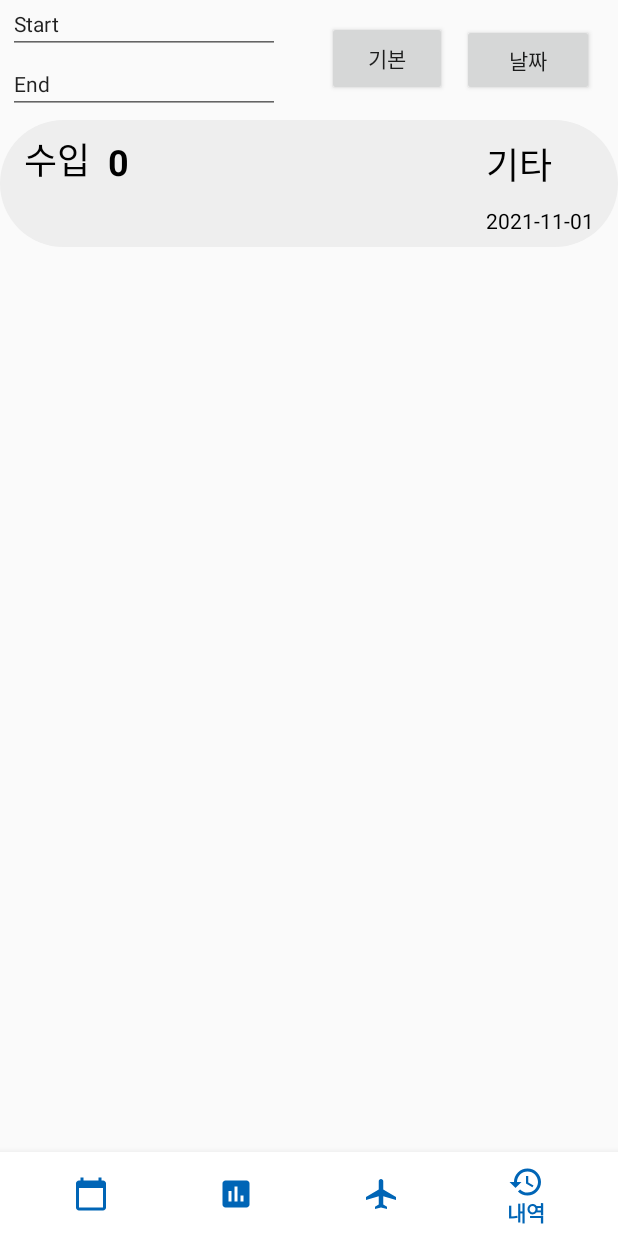
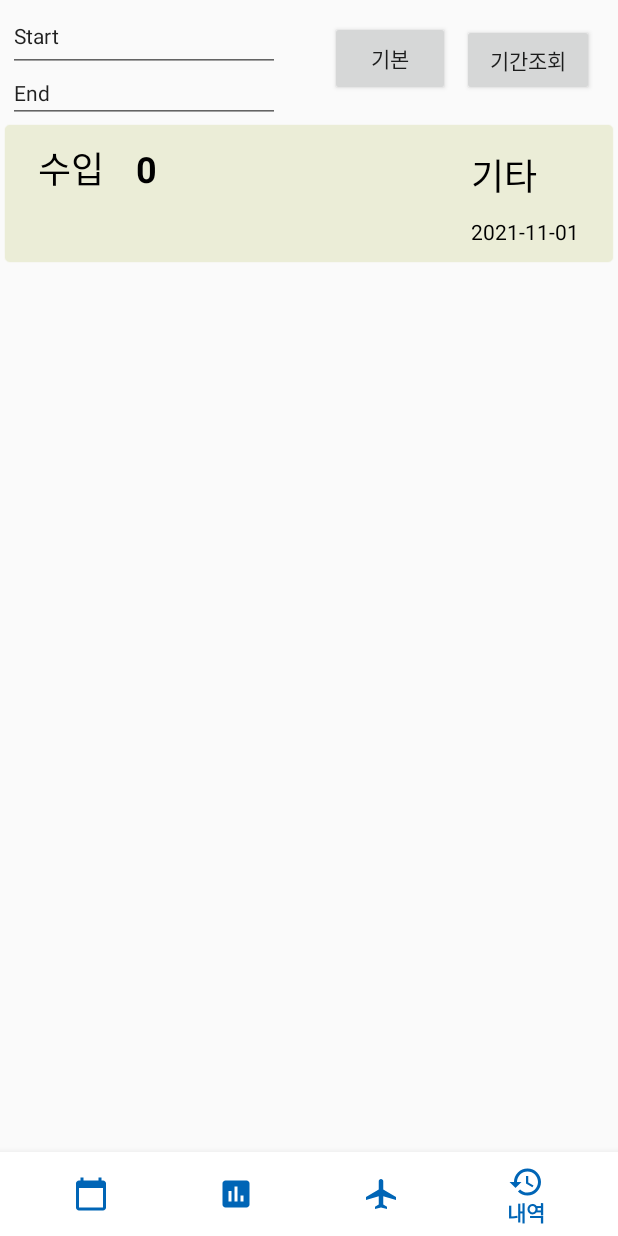
Before and after one commit to dlgkdud95/OCR_AccountBook, an Android app: the fragment HistoryViewFragment placed in its activity, item 4 of the bottom bar chosen, on a phone screen of 412 x 824 dp. Run offline under Robolectric (Android 15) with nearby library versions, the light colour scheme and no system bars; libraries missing offline, so code that uses them is left out: com.github.mikephil.charting.

Commit message:
디자인 디테일 추가

```diff
--- a/app/src/main/res/layout/frag_view_income.xml
+++ b/app/src/main/res/layout/frag_view_income.xml
@@ -59,7 +59,7 @@
                 android:layout_width="match_parent"
                 android:layout_height="70dp"
                 android:gravity="center"
-                android:text="수입내역"
+                android:text="수입내용"
                 android:textSize="18sp" />
 
         </LinearLayout>
--- a/app/src/main/res/layout/frag_view_outlay.xml
+++ b/app/src/main/res/layout/frag_view_outlay.xml
@@ -58,7 +58,7 @@
                 android:layout_width="match_parent"
                 android:layout_height="70dp"
                 android:gravity="center"
-                android:text="지출내역"
+                android:text="지출내용"
                 android:textSize="18sp" />
 
         </LinearLayout>
--- a/app/src/main/res/layout/frame_history.xml
+++ b/app/src/main/res/layout/frame_history.xml
@@ -25,7 +25,7 @@
         android:layout_marginTop="10dp"
         android:layout_marginEnd="16dp"
         android:layout_marginBottom="10dp"
-        android:text="날짜"
+        android:text="기간조회"
         app:layout_constraintBottom_toTopOf="@+id/lv_list"
         app:layout_constraintEnd_toEndOf="@+id/lv_list"
         app:layout_constraintTop_toTopOf="parent" />
@@ -34,7 +34,7 @@
         android:id="@+id/btn_searchbasic"
         android:layout_width="80dp"
         android:layout_height="50dp"
-        android:layout_marginEnd="10dp"
+        android:layout_marginEnd="8dp"
         android:text="기본"
         app:layout_constraintBottom_toBottomOf="@+id/btn_searchdate"
         app:layout_constraintEnd_toStartOf="@+id/btn_searchdate" />
@@ -42,13 +42,13 @@
     <EditText
         android:id="@+id/et_startdate"
         android:layout_width="181dp"
-        android:layout_height="36dp"
+        android:layout_height="48dp"
+        android:editable="false"
         android:ems="10"
+        android:focusable="false"
         android:inputType="textPersonName"
         android:text="Start"
         android:textSize="14sp"
-        android:editable="false"
-        android:focusable="false"
         app:layout_constraintStart_toStartOf="@+id/et_enddate"
         tools:layout_editor_absoluteY="6dp" />
 
--- a/app/src/main/res/layout/frame_main.xml
+++ b/app/src/main/res/layout/frame_main.xml
@@ -51,7 +51,7 @@
         android:layout_marginBottom="80dp"
         android:clickable="true"
         android:src="@drawable/ic_baseline_add_24"
-        app:backgroundTint="#0065B6"
+        app:backgroundTint="#009688"
         app:layout_constraintBottom_toBottomOf="parent"
         app:layout_constraintEnd_toEndOf="parent" />
 
@@ -97,8 +97,11 @@
             android:id="@+id/txt_outlay"
             android:layout_width="match_parent"
             android:layout_height="25dp"
+            android:breakStrategy="high_quality"
             android:gravity="center_horizontal"
             android:text="지출"
+            android:textAllCaps="true"
+            android:textAppearance="@style/TextAppearance.AppCompat.Small"
             android:textColor="#000000" />
 
         <TextView
--- a/app/src/main/res/layout/item_listview.xml
+++ b/app/src/main/res/layout/item_listview.xml
@@ -4,14 +4,15 @@
     xmlns:tools="http://schemas.android.com/tools"
     android:layout_width="match_parent"
     android:layout_height="wrap_content"
-    android:background="@drawable/shape_itembackground">
+    android:background="@android:drawable/editbox_background_normal"
+    android:backgroundTint="#EBEDD7">
 
 
     <TextView
 
         android:id="@+id/item_tv_type"
-        android:layout_width="wrap_content"
-        android:layout_height="wrap_content"
+        android:layout_width="53dp"
+        android:layout_height="37dp"
         android:layout_marginStart="16dp"
         android:layout_marginTop="8dp"
         android:text="지출"
@@ -46,15 +47,19 @@
 
     <TextView
         android:id="@+id/item_tv_cost"
-        android:layout_width="wrap_content"
-        android:layout_height="wrap_content"
+        android:layout_width="85dp"
+        android:layout_height="34dp"
         android:layout_marginStart="12dp"
+        android:layout_marginTop="8dp"
+        android:layout_marginEnd="50dp"
         android:text="10000"
         android:textColor="#000000"
         android:textSize="24sp"
         android:textStyle="bold"
         app:layout_constraintBottom_toBottomOf="@+id/item_tv_type"
-        app:layout_constraintStart_toEndOf="@+id/item_tv_type" />
+        app:layout_constraintEnd_toStartOf="@+id/item_tv_payment"
+        app:layout_constraintStart_toEndOf="@+id/item_tv_type"
+        app:layout_constraintTop_toTopOf="parent" />
 
     <TextView
         android:id="@+id/item_tv_category"
@@ -71,8 +76,7 @@
         android:id="@+id/item_tv_payment"
         android:layout_width="wrap_content"
         android:layout_height="wrap_content"
-        android:layout_marginStart="8dp"
-        android:layout_marginBottom="4dp"
+        android:layout_marginStart="12dp"
         android:text="체크카드"
         android:textColor="#000000"
         app:layout_constraintBottom_toBottomOf="@+id/item_tv_cost"
--- a/app/src/main/res/layout/money_input.xml
+++ b/app/src/main/res/layout/money_input.xml
@@ -42,9 +42,9 @@
             android:id="@+id/bt_register"
             android:layout_width="0dp"
             android:layout_height="wrap_content"
-            android:layout_marginStart="32dp"
-            android:layout_marginEnd="32dp"
-            android:text="저장하기"
+            android:layout_marginStart="120dp"
+            android:layout_marginEnd="120dp"
+            android:text="저장"
             app:layout_constraintEnd_toEndOf="parent"
             app:layout_constraintHorizontal_bias="1.0"
             app:layout_constraintStart_toStartOf="parent"
--- a/app/src/main/res/layout/ocr_view.xml
+++ b/app/src/main/res/layout/ocr_view.xml
@@ -26,13 +26,13 @@
                 android:layout_width="match_parent"
                 android:layout_height="wrap_content"
                 android:layout_marginBottom="8dp"
-                android:text="버튼 눌러서 갤러리/카메라 선택하세요"/>
+                android:text="버튼 눌러서 갤러리/카메라 선택하세요" />
 
             <ImageView
                 android:id="@+id/receiptImage"
                 android:layout_width="match_parent"
                 android:layout_height="300dp"
-                android:scaleType="fitCenter"/>
+                android:scaleType="fitCenter" />
         </LinearLayout>
     </ScrollView>
 </RelativeLayout>
--- a/app/src/main/res/layout/receiptscan_view.xml
+++ b/app/src/main/res/layout/receiptscan_view.xml
@@ -48,7 +48,7 @@
         android:layout_margin="16dp"
         android:clickable="true"
         android:src="@drawable/ic_baseline_receipt_24"
-        app:backgroundTint="#0065B6"
+        app:backgroundTint="@color/teal_700"
         app:layout_constraintBottom_toBottomOf="parent"
         app:layout_constraintEnd_toEndOf="parent" />
 
@@ -56,9 +56,11 @@
         android:id="@+id/bt_register"
         android:layout_width="wrap_content"
         android:layout_height="wrap_content"
+        android:layout_marginBottom="24dp"
         android:text="등록"
         app:layout_constraintBottom_toBottomOf="parent"
         app:layout_constraintEnd_toEndOf="parent"
+        app:layout_constraintHorizontal_bias="0.498"
         app:layout_constraintStart_toStartOf="parent" />
 
 </androidx.constraintlayout.widget.ConstraintLayout>
```
Also changed, not shown: app/src/main/res/layout/frame_stats.xml (+29 -21 lines).
